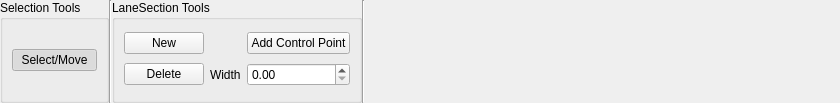
Old version of the form src/OpenCOVER/DrivingSim/oddlot/src/gui/tools/LaneRibbon.ui in the repository hlrs-vis/covise.
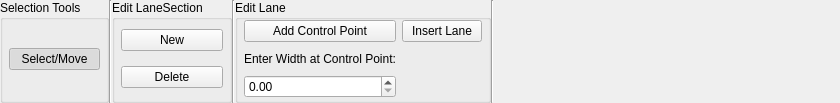
New version of the form.

Commit message: ODDLOT: Remember project editor state, popup dialog box for parameter input (road link editor, type editor, track editor, lane editor, junction editor covered), bug fixes

```diff
--- a/src/OpenCOVER/DrivingSim/oddlot/src/gui/tools/LaneRibbon.ui
+++ b/src/OpenCOVER/DrivingSim/oddlot/src/gui/tools/LaneRibbon.ui
@@ -41,6 +41,18 @@
       <string>Selection Tools</string>
      </property>
      <layout class="QGridLayout" name="gridLayout_6">
+      <property name="leftMargin">
+       <number>6</number>
+      </property>
+      <property name="topMargin">
+       <number>0</number>
+      </property>
+      <property name="rightMargin">
+       <number>6</number>
+      </property>
+      <property name="bottomMargin">
+       <number>2</number>
+      </property>
       <item row="1" column="0">
        <widget class="QPushButton" name="select">
         <property name="text">
@@ -67,16 +79,21 @@
    <item>
     <widget class="QGroupBox" name="laneBox">
      <property name="title">
-      <string>LaneSection Tools</string>
+      <string>Edit LaneSection</string>
      </property>
      <layout class="QGridLayout" name="gridLayout_3">
-      <item row="2" column="1">
-       <widget class="QLabel" name="label">
-        <property name="text">
-         <string>Width</string>
-        </property>
-       </widget>
-      </item>
+      <property name="leftMargin">
+       <number>6</number>
+      </property>
+      <property name="topMargin">
+       <number>0</number>
+      </property>
+      <property name="rightMargin">
+       <number>6</number>
+      </property>
+      <property name="bottomMargin">
+       <number>2</number>
+      </property>
       <item row="2" column="0">
        <widget class="QPushButton" name="laneDelete">
         <property name="text">
@@ -97,10 +114,35 @@
         </property>
        </widget>
       </item>
-      <item row="2" column="2">
-       <widget class="QDoubleSpinBox" name="widthEdit"/>
-      </item>
-      <item row="1" column="2">
+     </layout>
+    </widget>
+   </item>
+   <item>
+    <widget class="Line" name="line_type">
+     <property name="orientation">
+      <enum>Qt::Vertical</enum>
+     </property>
+    </widget>
+   </item>
+   <item>
+    <widget class="QGroupBox" name="controlPointBox">
+     <property name="title">
+      <string>Edit Lane</string>
+     </property>
+     <layout class="QGridLayout" name="gridLayout">
+      <property name="leftMargin">
+       <number>6</number>
+      </property>
+      <property name="topMargin">
+       <number>0</number>
+      </property>
+      <property name="rightMargin">
+       <number>6</number>
+      </property>
+      <property name="bottomMargin">
+       <number>2</number>
+      </property>
+      <item row="0" column="1">
        <widget class="QPushButton" name="laneAddWidth">
         <property name="text">
          <string>Add Control Point</string>
@@ -110,11 +152,28 @@
         </property>
        </widget>
       </item>
+      <item row="2" column="1">
+       <widget class="QDoubleSpinBox" name="widthEdit"/>
+      </item>
+      <item row="1" column="1">
+       <widget class="QLabel" name="label">
+        <property name="text">
+         <string>Enter Width at Control Point:</string>
+        </property>
+       </widget>
+      </item>
+      <item row="0" column="2">
+       <widget class="QPushButton" name="insertButton">
+        <property name="text">
+         <string>Insert Lane</string>
+        </property>
+       </widget>
+      </item>
      </layout>
     </widget>
    </item>
    <item>
-    <widget class="Line" name="line_type">
+    <widget class="Line" name="line_type_3">
      <property name="orientation">
       <enum>Qt::Vertical</enum>
      </property>
```
The commit also changes 111 other files.
